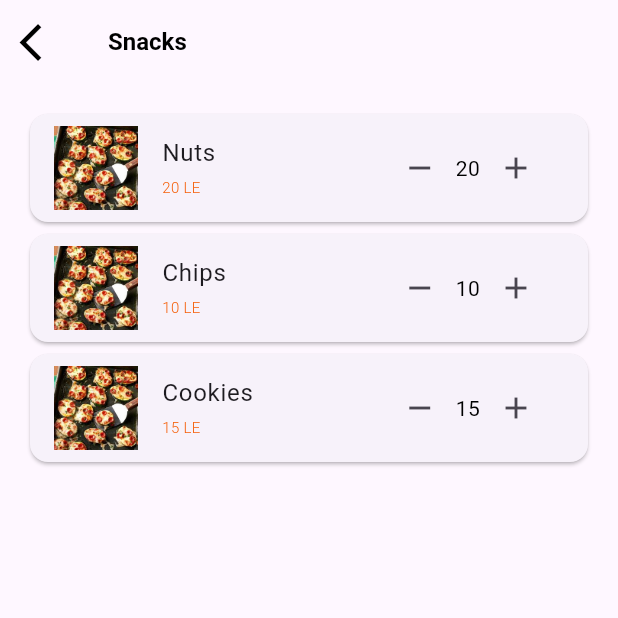
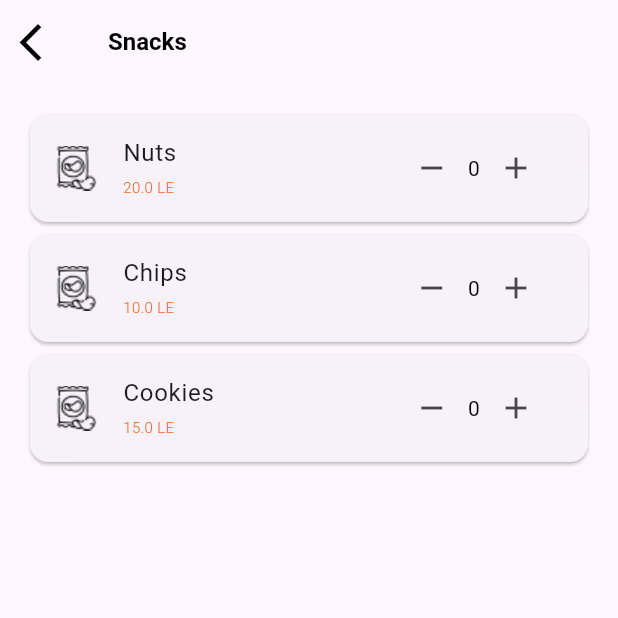
Before and after one commit to yyBasiony/food_delivery_app, a Flutter app: the MainView screen opened by its route, after a tap on "Snack", on a phone screen of 412 x 824 dp, the top half of it. Run offline on Flutter 3.47's test engine with Material 3 defaults, Android fonts, the phone set to English and light mode, and no system bars; our stand-ins replace bloc, easy_localization, flutter_bloc.

Commit message:
add model  for category

```diff
--- /dev/null
+++ b/lib/domain/models/category_model.dart
@@ -0,0 +1,9 @@
+class CategoryModel {
+  final String imagePath;
+  final Map<String, double> products;
+
+  CategoryModel({
+    required this.imagePath,
+    required this.products,
+  });
+}
--- a/lib/presentation/main_view/home/category_screen.dart
+++ b/lib/presentation/main_view/home/category_screen.dart
@@ -1,25 +1,6 @@
 import 'package:flutter/material.dart';
-import '../../resources/asset_data.dart';
+import '../../resources/app_constants.dart';
 import 'prodect_screen.dart';
-
-const Map<String, Map<String, dynamic>> categoryData = {
-  'Food': {
-    'imagePath': AssetData.food,
-    'products': {'Burger': 50, 'Pizza': 60, 'Pasta': 45}
-  },
-  'Drinks': {
-    'imagePath': AssetData.coffeeCup,
-    'products': {'Water': 10, 'Juice': 15, 'Fresh Juice': 20}
-  },
-  'Cakes': {
-    'imagePath': AssetData.cake,
-    'products': {'Cake': 30, 'Fruit Cake': 50, 'Chocolate Cake': 40}
-  },
-  'Snacks': {
-    'imagePath': 'assets/images/snacks.jpeg',
-    'products': {'Nuts': 20, 'Chips': 10, 'Cookies': 15}
-  },
-};
 
 class CategoryScreen extends StatelessWidget {
   final String category;
@@ -28,7 +9,7 @@ class CategoryScreen extends StatelessWidget {
 
   @override
   Widget build(BuildContext context) {
-    final categoryDetails = categoryData[category];
+    final categoryDetails = AppConstants.categoryData[category];
 
     if (categoryDetails == null) {
       return Scaffold(
@@ -39,8 +20,8 @@ class CategoryScreen extends StatelessWidget {
 
     return ProductScreen(
       category: category,
-      imagePath: categoryDetails['imagePath'],
-      initialProducts: categoryDetails['products'],
+      imagePath: categoryDetails.imagePath,
+      initialProducts: categoryDetails.products,
     );
   }
 }
--- a/lib/presentation/main_view/home/prodect_screen.dart
+++ b/lib/presentation/main_view/home/prodect_screen.dart
@@ -1,5 +1,5 @@
+// product_screen.dart
 import 'package:flutter/material.dart';
-
 import '../../resources/app_colors.dart';
 import '../../resources/app_text_theme.dart';
 import '../../resources/app_theme.dart';
@@ -8,13 +8,14 @@ import '../widgets/custom_app_bar.dart';
 class ProductScreen extends StatefulWidget {
   final String category;
   final String imagePath;
-  final Map<String, int> initialProducts;
+  final Map<String, double> initialProducts;
 
-  const ProductScreen(
-      {super.key,
+  const ProductScreen({
+    super.key,
     required this.category,
     required this.imagePath,
-      required this.initialProducts});
+    required this.initialProducts,
+  });
 
   @override
   State<ProductScreen> createState() => _ProductScreenState();
@@ -26,7 +27,10 @@ class _ProductScreenState extends State<ProductScreen> {
   @override
   void initState() {
     super.initState();
-    itemCount = Map.from(widget.initialProducts);
+    itemCount = {};
+    for (var item in widget.initialProducts.keys) {
+      itemCount[item] = 0;
+    }
   }
 
   @override
@@ -35,9 +39,8 @@ class _ProductScreenState extends State<ProductScreen> {
       appBar: CustomAppBar(title: widget.category),
       body: ListView(
         padding: const EdgeInsets.all(16),
-        children: itemCount.keys
-            .map(
-              (item) => Card(
+        children: itemCount.keys.map((item) {
+          return Card(
             child: ListTile(
               leading: Image.asset(widget.imagePath),
               title: Text(item),
@@ -61,18 +64,19 @@ class _ProductScreenState extends State<ProductScreen> {
                   IconButton(
                     icon: const Icon(Icons.add),
                     onPressed: () => setState(
-                              () => itemCount[item] = itemCount[item]! + 1)),
+                      () => itemCount[item] = itemCount[item]! + 1,
+                    ),
+                  ),
                 ],
               ),
             ),
-              ),
-            )
-            .toList(),
+          );
+        }).toList(),
       ),
     );
   }
 
-  int getPrice(String item) {
-    return widget.initialProducts[item] ?? 0;
+  double getPrice(String item) {
+    return widget.initialProducts[item] ?? 0.0;
   }
 }
--- a/lib/presentation/resources/app_constants.dart
+++ b/lib/presentation/resources/app_constants.dart
@@ -1,4 +1,5 @@
 import 'package:flutter/material.dart';
+import '../../domain/models/category_model.dart';
 import '../../domain/models/model_food_item.dart';
 import '../../domain/models/onboarding_model.dart';
 import '../../domain/models/order_item_model.dart';
@@ -162,4 +163,22 @@ class AppConstants {
       openStatus: 'Closed',
     ),
   ];
+  static Map<String, CategoryModel> categoryData = {
+    'Food': CategoryModel(
+      imagePath: AssetData.food,
+      products: {'Burger': 50, 'Pizza': 60, 'Pasta': 45},
+    ),
+    'Drinks': CategoryModel(
+      imagePath: AssetData.coffeeCup,
+      products: {'Water': 10, 'Juice': 15, 'Fresh Juice': 20},
+    ),
+    'Cakes': CategoryModel(
+      imagePath: AssetData.cake,
+      products: {'Cake': 30, 'Fruit Cake': 50, 'Chocolate Cake': 40},
+    ),
+    'Snacks': CategoryModel(
+      imagePath: AssetData.snack,
+      products: {'Nuts': 20, 'Chips': 10, 'Cookies': 15},
+    ),
+  };
 }
```
Lines whose indentation alone changed are shown as unchanged.
